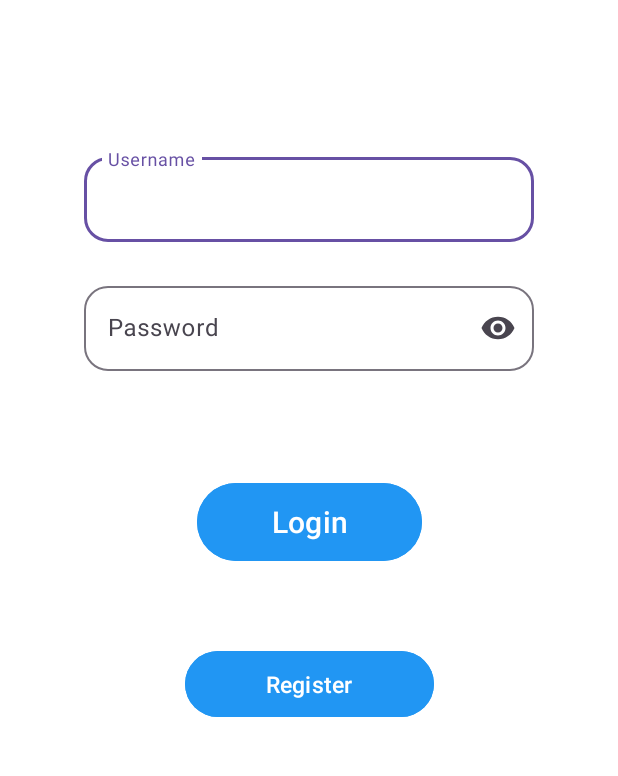
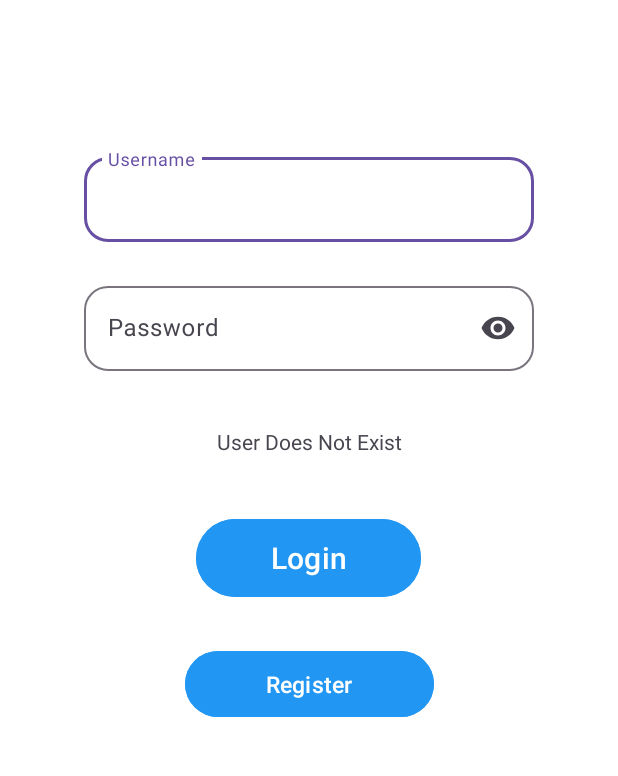
Before and after one commit to igorkapusniak0/Mobile-App-Dev-Assignment, an Android app: the LoginScreenActivity screen opened directly, with no data from a screen before it, after a tap on "Login", on a phone screen of 412 x 824 dp, the part 423-1199 px from its top. Run offline under Robolectric (Android 15) with nearby library versions, the phone set to English and light mode, and no system bars.

Commit message:
added error messages for login and replaced strings with @string syntax

```diff
--- a/app/src/main/java/ie/setu/mobileappdevassignment/activities/LoginScreenActivity.kt
+++ b/app/src/main/java/ie/setu/mobileappdevassignment/activities/LoginScreenActivity.kt
@@ -4,6 +4,7 @@ import android.content.Intent
 import android.os.Bundle
 import android.util.Log
 import androidx.appcompat.app.AppCompatActivity
+import ie.setu.mobileappdevassignment.R
 import ie.setu.mobileappdevassignment.controllers.LoginScreenController
 import ie.setu.mobileappdevassignment.databinding.ActivityLoginScreenBinding
 
@@ -20,14 +21,21 @@ class LoginScreenActivity : AppCompatActivity() {
         binding = ActivityLoginScreenBinding.inflate(layoutInflater)
         setContentView(binding.root)
 
-
-
         binding.loginButton.setOnClickListener {
             val username = binding.usernameField.text.toString()
             val password = binding.passwordField.text.toString()
-            if (controller.loginUser(username, password)){
-                val intent = Intent(this@LoginScreenActivity, CollectionsActivity::class.java)
-                startActivity(intent)
+            val loginResponse: Int = controller.loginUser(username, password)
+            when (loginResponse) {
+                1 -> {
+                    val intent = Intent(this@LoginScreenActivity, CollectionsActivity::class.java)
+                    startActivity(intent)
+                }
+                0 -> {
+                    binding.errorMessageTextView.text = getString(R.string.user_not_exist)
+                }
+                2 -> {
+                    binding.errorMessageTextView.text = getString(R.string.incorrect_password)
+                }
             }
             Log.d("Username" ,username)
             Log.d("Password" ,password)
@@ -36,9 +44,13 @@ class LoginScreenActivity : AppCompatActivity() {
         binding.registerButton.setOnClickListener {
             val username = binding.usernameField.text.toString()
             val password = binding.passwordField.text.toString()
-            if (controller.registerUser(this, username, password)){
+            val registerResponse: Boolean = controller.registerUser(this, username, password)
+            if (registerResponse){
                 val intent = Intent(this@LoginScreenActivity, CollectionsActivity::class.java)
                 startActivity(intent)
+            }
+            else{
+                binding.errorMessageTextView.text = getString(R.string.user_exist)
             }
 
             Log.d("Username" ,username)
--- a/app/src/main/res/layout/activity_login_screen.xml
+++ b/app/src/main/res/layout/activity_login_screen.xml
@@ -17,13 +17,14 @@
         android:layout_height="60dp"
         android:layout_alignParentBottom="true"
         android:layout_centerHorizontal="true"
-        android:layout_marginBottom="164dp"
+        android:layout_marginBottom="140dp"
         android:backgroundTint="@color/buttonColourLightMode"
         android:text="@string/login_button"
         android:textColor="@color/buttonTextColourLightMode"
         android:textSize="20sp"
         app:layout_constraintBottom_toBottomOf="parent"
         app:layout_constraintEnd_toEndOf="parent"
+        app:layout_constraintHorizontal_bias="0.498"
         app:layout_constraintStart_toStartOf="parent" />
 
     <Button
@@ -60,7 +61,7 @@
             android:layout_height="wrap_content"
             android:focusable="true"
             android:focusableInTouchMode="true"
-            android:hint="Username"
+            android:hint="@string/username_hint"
             android:inputType="text" />
     </com.google.android.material.textfield.TextInputLayout>
 
@@ -83,15 +84,15 @@
             android:id="@+id/passwordField"
             android:layout_width="match_parent"
             android:layout_height="wrap_content"
-            android:hint="Password"
+            android:hint="@string/password_hint"
             android:inputType="textPassword" />
     </com.google.android.material.textfield.TextInputLayout>
 
     <ImageView
-        android:id="@+id/imageView4"
+        android:id="@+id/imageView"
         android:layout_width="189dp"
         android:layout_height="235dp"
-        android:contentDescription="LEGO"
+        android:contentDescription="@string/lego"
         app:layout_constraintBottom_toBottomOf="parent"
         app:layout_constraintEnd_toEndOf="parent"
         app:layout_constraintStart_toStartOf="parent"
@@ -100,4 +101,15 @@
 
         app:srcCompat="@drawable/lego_logo_1972_1998_1233143649" />
 
+    <TextView
+        android:id="@+id/errorMessageTextView"
+        android:layout_width="271dp"
+        android:layout_height="24dp"
+        android:text=""
+        android:gravity="center"
+        app:layout_constraintBottom_toTopOf="@+id/loginButton"
+        app:layout_constraintEnd_toEndOf="parent"
+        app:layout_constraintStart_toStartOf="parent"
+        app:layout_constraintTop_toBottomOf="@+id/passwordLayout" />
+
 </androidx.constraintlayout.widget.ConstraintLayout>
--- a/app/src/main/res/menu/bottom_nav_menu.xml
+++ b/app/src/main/res/menu/bottom_nav_menu.xml
@@ -12,6 +12,11 @@
         android:title="Sets" />
 
     <item
+        android:id="@+id/nav_Add"
+        android:icon="@drawable/add"
+        android:title="Add" />
+
+    <item
         android:id="@+id/nav_map"
         android:icon="@drawable/map"
         android:title="Map" />
--- /dev/null
+++ b/app/src/main/res/values/loginActivityStrings.xml
@@ -0,0 +1,11 @@
+<resources>
+    <string name="app_name">MobileAppDevAssignment</string>
+    <string name="login_button">Login</string>
+    <string name="register_button">Register</string>
+    <string name="username_hint">Username</string>
+    <string name="password_hint">Password</string>
+    <string name="user_not_exist">User Does Not Exist</string>
+    <string name="incorrect_password">Password is Incorrect</string>
+    <string name="user_exist">User Already Exists</string>
+    <string name="lego">LEGO</string>
+</resources>
```
Also changed, not shown: app/src/main/java/ie/setu/mobileappdevassignment/controllers/LoginScreenController.kt (+14 -13 lines), app/src/main/res/menu/top_nav_menu.xml (deleted, +0 -10 lines), app/src/main/res/drawable/add.png (added).
